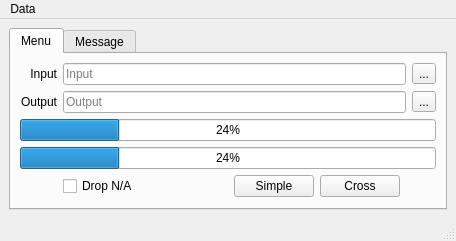
Before: the Qt Designer form src/lite/ui_mainwindow.ui in mugwort-rc/qsurveytools, drawn with Qt 5.
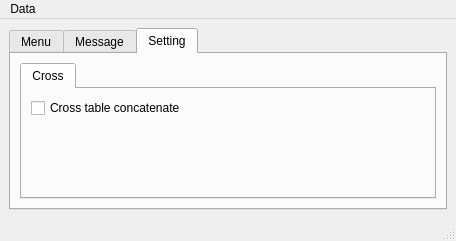
After: the same form once the commit is applied. The open tabs and pages were chosen to show the change.

Commit message: Add feature; cross table concatenate.

```diff
--- a/src/lite/ui_mainwindow.ui
+++ b/src/lite/ui_mainwindow.ui
@@ -136,6 +136,34 @@
         </item>
        </layout>
       </widget>
+      <widget class="QWidget" name="tabSetting">
+       <attribute name="title">
+        <string>Setting</string>
+       </attribute>
+       <layout class="QVBoxLayout" name="verticalLayout">
+        <item>
+         <widget class="QTabWidget" name="tabWidgetSetting">
+          <property name="currentIndex">
+           <number>0</number>
+          </property>
+          <widget class="QWidget" name="tabCross">
+           <attribute name="title">
+            <string>Cross</string>
+           </attribute>
+           <layout class="QFormLayout" name="formLayout">
+            <item row="0" column="0">
+             <widget class="QCheckBox" name="checkBoxCrossTableConcatenate">
+              <property name="text">
+               <string>Cross table concatenate</string>
+              </property>
+             </widget>
+            </item>
+           </layout>
+          </widget>
+         </widget>
+        </item>
+       </layout>
+      </widget>
      </widget>
     </item>
    </layout>
```
The commit also changes 2 other files.
